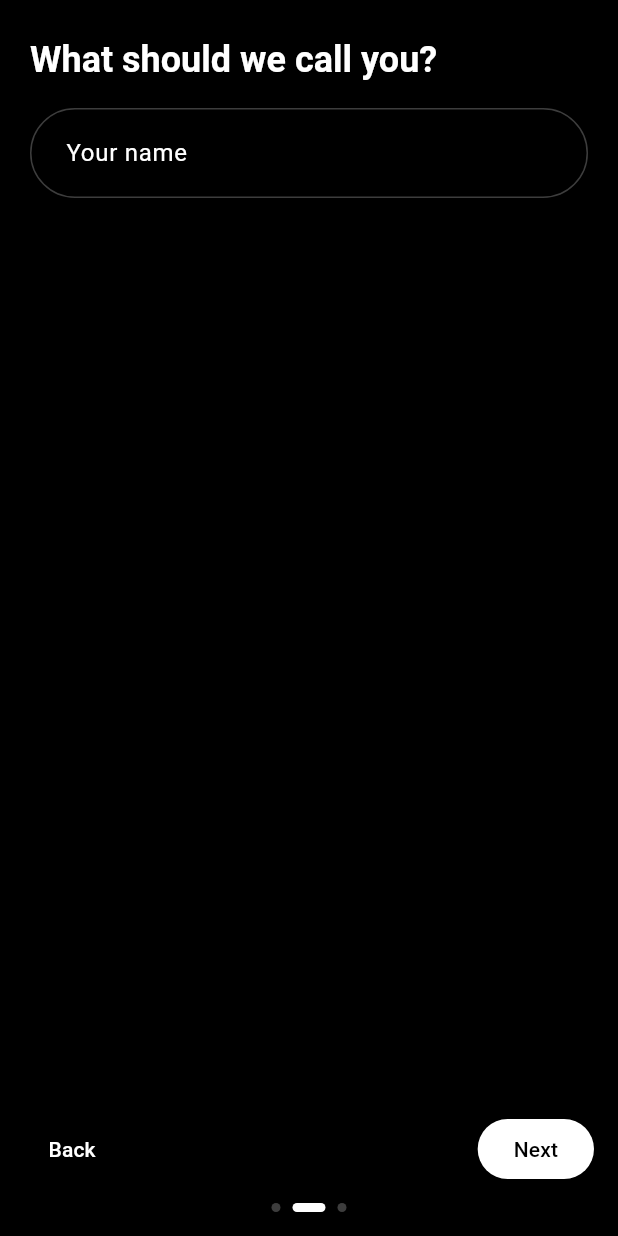
After one commit to axttt243567/Agentic-Notes, a Flutter app: the screen it shows after launch, after a tap on "Next", on a phone screen of 412 x 824 dp. The commit adds this screen. Run offline on Flutter 3.47's test engine with Material 3 defaults, Android fonts, the phone set to English and light mode, and no system bars.

Commit message:
chore: add onboarding and home_page; update pubspec and generated plugin registrants

```diff
--- /dev/null
+++ b/lib/onboarding.dart
@@ -0,0 +1,439 @@
+import 'package:flutter/material.dart';
+import 'package:url_launcher/url_launcher.dart';
+import 'home_page.dart';
+
+class OnboardingFlow extends StatefulWidget {
+  const OnboardingFlow({super.key});
+
+  @override
+  State<OnboardingFlow> createState() => _OnboardingFlowState();
+}
+
+class _OnboardingFlowState extends State<OnboardingFlow> {
+  final PageController _pageController = PageController();
+  final TextEditingController _nameController = TextEditingController();
+  final TextEditingController _apiKeyController = TextEditingController();
+
+  int _index = 0;
+  bool _obscureApiKey = true;
+
+  @override
+  void dispose() {
+    _pageController.dispose();
+    _nameController.dispose();
+    _apiKeyController.dispose();
+    super.dispose();
+  }
+
+  void _goTo(int page) {
+    setState(() => _index = page);
+    _pageController.animateToPage(
+      page,
+      duration: const Duration(milliseconds: 250),
+      curve: Curves.easeOut,
+    );
+  }
+
+  @override
+  Widget build(BuildContext context) {
+    final isLast = _index == 2;
+
+    return Scaffold(
+      body: SafeArea(
+        child: Column(
+          children: [
+            Expanded(
+              child: PageView(
+                controller: _pageController,
+                physics: const ClampingScrollPhysics(),
+                onPageChanged: (i) => setState(() => _index = i),
+                children: [
+                  const _WelcomePage(),
+                  _NamePage(nameController: _nameController),
+                  _ApiKeyPage(
+                    apiKeyController: _apiKeyController,
+                    obscure: _obscureApiKey,
+                    onToggleObscure: () =>
+                        setState(() => _obscureApiKey = !_obscureApiKey),
+                  ),
+                ],
+              ),
+            ),
+            Padding(
+              padding: const EdgeInsets.fromLTRB(16, 0, 16, 16),
+              child: Column(
+                mainAxisSize: MainAxisSize.min,
+                children: [
+                  Row(
+                    children: [
+                      Visibility(
+                        visible: _index != 0,
+                        maintainSize: true,
+                        maintainAnimation: true,
+                        maintainState: true,
+                        child: TextButton(
+                          onPressed: _index == 0
+                              ? null
+                              : () => _goTo(_index - 1),
+                          child: const Text('Back'),
+                        ),
+                      ),
+                      const Spacer(),
+                      FilledButton(
+                        onPressed: () {
+                          if (!isLast) {
+                            _goTo(_index + 1);
+                          } else {
+                            // Navigate to the blank HomePage when finishing onboarding.
+                            Navigator.of(context).pushReplacement(
+                              MaterialPageRoute(
+                                builder: (_) => const HomePage(),
+                              ),
+                            );
+                          }
+                        },
+                        child: Text(isLast ? 'Finish' : 'Next'),
+                      ),
+                    ],
+                  ),
+                  const SizedBox(height: 12),
+                  _ProgressDots(current: _index, total: 3),
+                ],
+              ),
+            ),
+          ],
+        ),
+      ),
+    );
+  }
+}
+
+class _ProgressDots extends StatelessWidget {
+  const _ProgressDots({required this.current, required this.total});
+  final int current;
+  final int total;
+
+  @override
+  Widget build(BuildContext context) {
+    return Row(
+      mainAxisAlignment: MainAxisAlignment.center,
+      children: List.generate(total, (i) {
+        final selected = i == current;
+        return AnimatedContainer(
+          duration: const Duration(milliseconds: 200),
+          margin: const EdgeInsets.symmetric(horizontal: 4),
+          height: 6,
+          width: selected ? 22 : 6,
+          decoration: BoxDecoration(
+            color: selected ? Colors.white : Colors.white24,
+            borderRadius: BorderRadius.circular(999),
+          ),
+        );
+      }),
+    );
+  }
+}
+
+class _WelcomePage extends StatelessWidget {
+  const _WelcomePage();
+
+  @override
+  Widget build(BuildContext context) {
+    final textTheme = Theme.of(context).textTheme;
+    return Center(
+      child: Padding(
+        padding: const EdgeInsets.symmetric(horizontal: 24),
+        child: Column(
+          mainAxisAlignment: MainAxisAlignment.center,
+          crossAxisAlignment: CrossAxisAlignment.center,
+          children: [
+            Container(
+              width: 88,
+              height: 88,
+              decoration: BoxDecoration(
+                shape: BoxShape.circle,
+                color: Colors.transparent,
+                border: Border.all(color: Colors.white12),
+              ),
+              child: Center(
+                child: ShaderMask(
+                  shaderCallback: (Rect bounds) {
+                    return const LinearGradient(
+                      begin: Alignment.topLeft,
+                      end: Alignment.bottomRight,
+                      colors: [
+                        Color(0xFFF58529),
+                        Color(0xFFFEDA77),
+                        Color(0xFFDD2A7B),
+                        Color(0xFF8134AF),
+                        Color(0xFF515BD4),
+                      ],
+                    ).createShader(bounds);
+                  },
+                  blendMode: BlendMode.srcIn,
+                  child: const Icon(
+                    Icons.auto_awesome,
+                    size: 42,
+                    color: Colors.white,
+                  ),
+                ),
+              ),
+            ),
+            const SizedBox(height: 24),
+            Text(
+              'Agentic Notes',
+              textAlign: TextAlign.center,
+              style: textTheme.displaySmall?.copyWith(
+                fontWeight: FontWeight.w700,
+              ),
+            ),
+            const SizedBox(height: 8),
+            Text(
+              'Generate and manage your notes with Gen-AI.',
+              textAlign: TextAlign.center,
+              style: textTheme.titleMedium?.copyWith(color: Colors.white70),
+            ),
+          ],
+        ),
+      ),
+    );
+  }
+}
+
+class _NamePage extends StatelessWidget {
+  const _NamePage({required this.nameController});
+
+  final TextEditingController nameController;
+
+  @override
+  Widget build(BuildContext context) {
+    final textTheme = Theme.of(context).textTheme;
+    return SingleChildScrollView(
+      padding: const EdgeInsets.symmetric(horizontal: 20),
+      child: Column(
+        crossAxisAlignment: CrossAxisAlignment.start,
+        children: [
+          const SizedBox(height: 24),
+          Text(
+            'What should we call you?',
+            style: textTheme.headlineSmall?.copyWith(
+              fontWeight: FontWeight.w600,
+            ),
+          ),
+          const SizedBox(height: 16),
+          TextField(
+            controller: nameController,
+            textInputAction: TextInputAction.done,
+            decoration: InputDecoration(
+              labelText: 'Your name',
+              hintText: 'e.g. Alex',
+              border: OutlineInputBorder(
+                borderRadius: BorderRadius.circular(999),
+              ),
+              enabledBorder: OutlineInputBorder(
+                borderRadius: BorderRadius.circular(999),
+                borderSide: const BorderSide(color: Colors.white24),
+              ),
+              focusedBorder: OutlineInputBorder(
+                borderRadius: BorderRadius.circular(999),
+                borderSide: const BorderSide(color: Colors.white),
+              ),
+              contentPadding: const EdgeInsets.symmetric(
+                horizontal: 20,
+                vertical: 18,
+              ),
+            ),
+          ),
+          const SizedBox(height: 24),
+        ],
+      ),
+    );
+  }
+}
+
+class _ApiKeyPage extends StatelessWidget {
+  const _ApiKeyPage({
+    required this.apiKeyController,
+    required this.obscure,
+    required this.onToggleObscure,
+  });
+
+  final TextEditingController apiKeyController;
+  final bool obscure;
+  final VoidCallback onToggleObscure;
+
+  @override
+  Widget build(BuildContext context) {
+    final textTheme = Theme.of(context).textTheme;
+    const double fieldHeight = 56.0;
+    return SingleChildScrollView(
+      padding: const EdgeInsets.symmetric(horizontal: 20),
+      child: Column(
+        crossAxisAlignment: CrossAxisAlignment.start,
+        children: [
+          const SizedBox(height: 24),
+          Text(
+            'Connect your API key',
+            style: textTheme.headlineSmall?.copyWith(
+              fontWeight: FontWeight.w600,
+            ),
+          ),
+          const SizedBox(height: 8),
+          Text(
+            'This app requires a Gemini API key to function.',
+            style: textTheme.titleSmall?.copyWith(color: Colors.white60),
+          ),
+          const SizedBox(height: 16),
+          Row(
+            crossAxisAlignment: CrossAxisAlignment.center,
+            children: [
+              Expanded(
+                child: SizedBox(
+                  height: fieldHeight,
+                  child: TextField(
+                    controller: apiKeyController,
+                    obscureText: obscure,
+                    enableSuggestions: false,
+                    autocorrect: false,
+                    decoration: InputDecoration(
+                      labelText: 'API key',
+                      border: OutlineInputBorder(
+                        borderRadius: BorderRadius.circular(999),
+                      ),
+                      enabledBorder: OutlineInputBorder(
+                        borderRadius: BorderRadius.circular(999),
+                        borderSide: const BorderSide(color: Colors.white24),
+                      ),
+                      focusedBorder: OutlineInputBorder(
+                        borderRadius: BorderRadius.circular(999),
+                        borderSide: const BorderSide(color: Colors.white),
+                      ),
+                      contentPadding: const EdgeInsets.symmetric(
+                        horizontal: 20,
+                        vertical: 18,
+                      ),
+                      suffixIcon: IconButton(
+                        tooltip: obscure ? 'Show' : 'Hide',
+                        icon: Icon(
+                          obscure ? Icons.visibility : Icons.visibility_off,
+                        ),
+                        onPressed: onToggleObscure,
+                      ),
+                    ),
+                  ),
+                ),
+              ),
+              const SizedBox(width: 8),
+              SizedBox(
+                height: fieldHeight,
+                child: _LightActionChip(
+                  label: 'Check',
+                  onPressed: () {
+                    final key = apiKeyController.text.trim();
+                    ScaffoldMessenger.of(context).showSnackBar(
+                      SnackBar(
+                        content: Text(
+                          key.isEmpty
+                              ? 'Enter an API key first.'
+                              : 'Checking key… (UI only)',
+                        ),
+                      ),
+                    );
+                  },
+                ),
+              ),
+            ],
+          ),
+          const SizedBox(height: 24),
+          Wrap(
+            spacing: 8,
+            children: [
+              const _LightInfoChip(label: 'We never store your key'),
+              _LightLinkChip(
+                label: 'Get a Gemini API key',
+                onPressed: () async {
+                  final url = Uri.parse(
+                    'https://aistudio.google.com/app/apikey',
+                  );
+                  final opened = await launchUrl(
+                    url,
+                    mode: LaunchMode.externalApplication,
+                  );
+                  if (!opened && context.mounted) {
+                    ScaffoldMessenger.of(context).showSnackBar(
+                      const SnackBar(content: Text("Couldn't open the link.")),
+                    );
+                  }
+                },
+              ),
+            ],
+          ),
+          const SizedBox(height: 16),
+        ],
+      ),
+    );
+  }
+}
+
+class _LightInfoChip extends StatelessWidget {
+  const _LightInfoChip({required this.label});
+  final String label;
+
+  @override
+  Widget build(BuildContext context) {
+    return InputChip(
+      label: Text(label, style: const TextStyle(color: Colors.white60)),
+      shape: const StadiumBorder(),
+      backgroundColor: Colors.white10,
+      side: const BorderSide(color: Colors.white12),
+      onPressed: null,
+    );
+  }
+}
+
+class _LightLinkChip extends StatelessWidget {
+  const _LightLinkChip({required this.label, required this.onPressed});
+  final String label;
+  final VoidCallback onPressed;
+
+  @override
+  Widget build(BuildContext context) {
+    return InputChip(
+      label: Row(
+        mainAxisSize: MainAxisSize.min,
+        children: [
+          Text(label, style: const TextStyle(color: Colors.white60)),
+          const SizedBox(width: 6),
+          const Icon(Icons.open_in_new, size: 16, color: Colors.white60),
+        ],
+      ),
+      shape: const StadiumBorder(),
+      backgroundColor: Colors.white10,
+      side: const BorderSide(color: Colors.white12),
+      onPressed: onPressed,
+    );
+  }
+}
+
+class _LightActionChip extends StatelessWidget {
+  const _LightActionChip({required this.label, required this.onPressed});
+  final String label;
+  final VoidCallback onPressed;
+
+  @override
+  Widget build(BuildContext context) {
+    return FilledButton(
+      onPressed: onPressed,
+      style: FilledButton.styleFrom(
+        backgroundColor: Colors.white10,
+        foregroundColor: Colors.white60,
+        shape: const StadiumBorder(),
+        side: const BorderSide(color: Colors.white12),
+        padding: const EdgeInsets.symmetric(horizontal: 16),
+        textStyle: const TextStyle(fontWeight: FontWeight.w500),
+        elevation: 0,
+      ),
+      child: Text(label),
+    );
+  }
+}
--- a/pubspec.yaml
+++ b/pubspec.yaml
@@ -34,6 +34,8 @@ dependencies:
   # The following adds the Cupertino Icons font to your application.
   # Use with the CupertinoIcons class for iOS style icons.
   cupertino_icons: ^1.0.8
+  url_launcher: ^6.3.0
+  google_fonts: ^6.2.1
 
 dev_dependencies:
   flutter_test:
```
Also changed, not shown: lib/home_page.dart (added, +34 -0 lines), lib/main.dart (+2 -84 lines), pubspec.lock, 3 other files.
